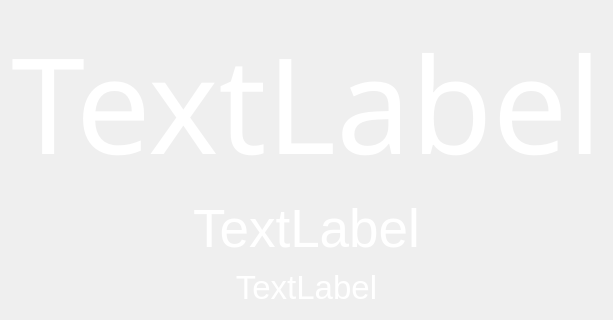
Before: the Qt Designer form mainwindow.ui in dgow/PiClock, drawn with Qt 5.
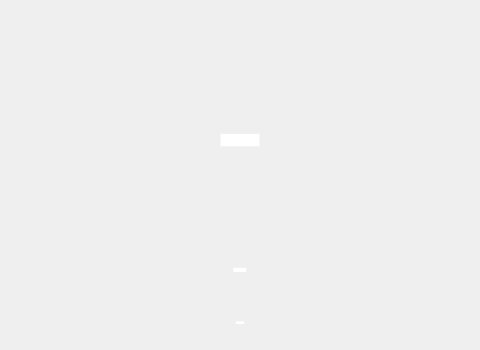
After: the same form once the commit is applied.

Patch:
```diff
--- a/mainwindow.ui
+++ b/mainwindow.ui
@@ -60,11 +60,11 @@
       <property name="font">
        <font>
         <family>American Typewriter</family>
-        <pointsize>100</pointsize>
+        <pointsize>120</pointsize>
        </font>
       </property>
       <property name="text">
-       <string>TextLabel</string>
+       <string>-</string>
       </property>
       <property name="alignment">
        <set>Qt::AlignCenter</set>
@@ -116,7 +116,7 @@
        </font>
       </property>
       <property name="text">
-       <string>TextLabel</string>
+       <string>-</string>
       </property>
       <property name="alignment">
        <set>Qt::AlignCenter</set>
@@ -168,7 +168,7 @@
        </font>
       </property>
       <property name="text">
-       <string>TextLabel</string>
+       <string>-</string>
       </property>
       <property name="alignment">
        <set>Qt::AlignCenter</set>
```
